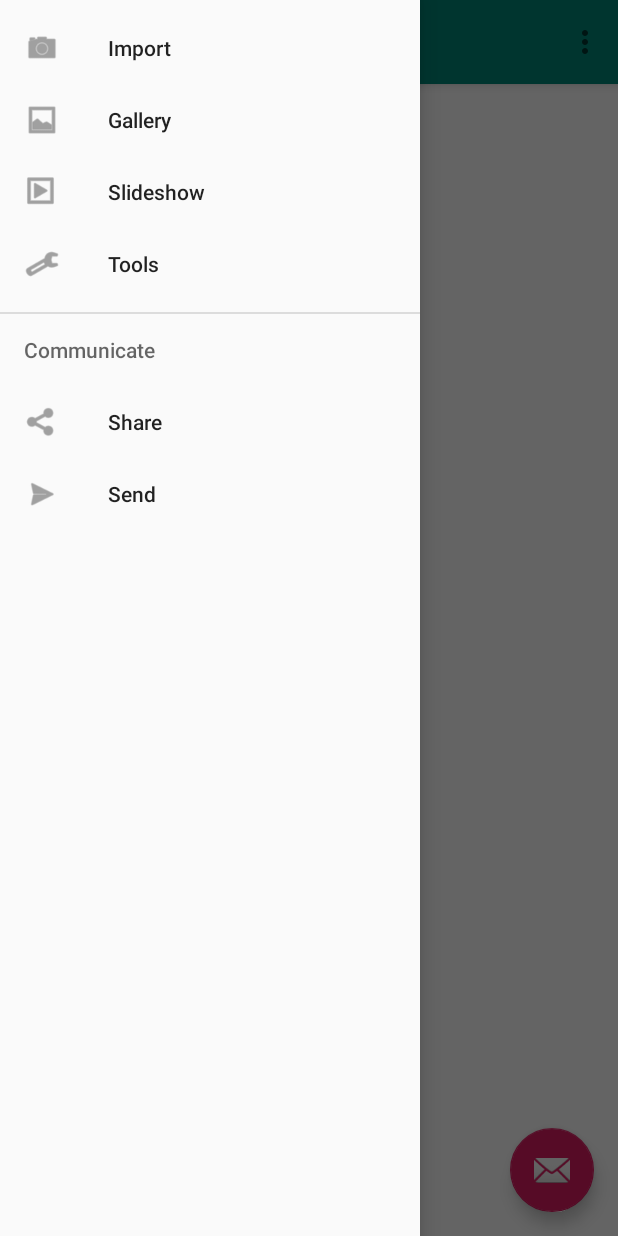
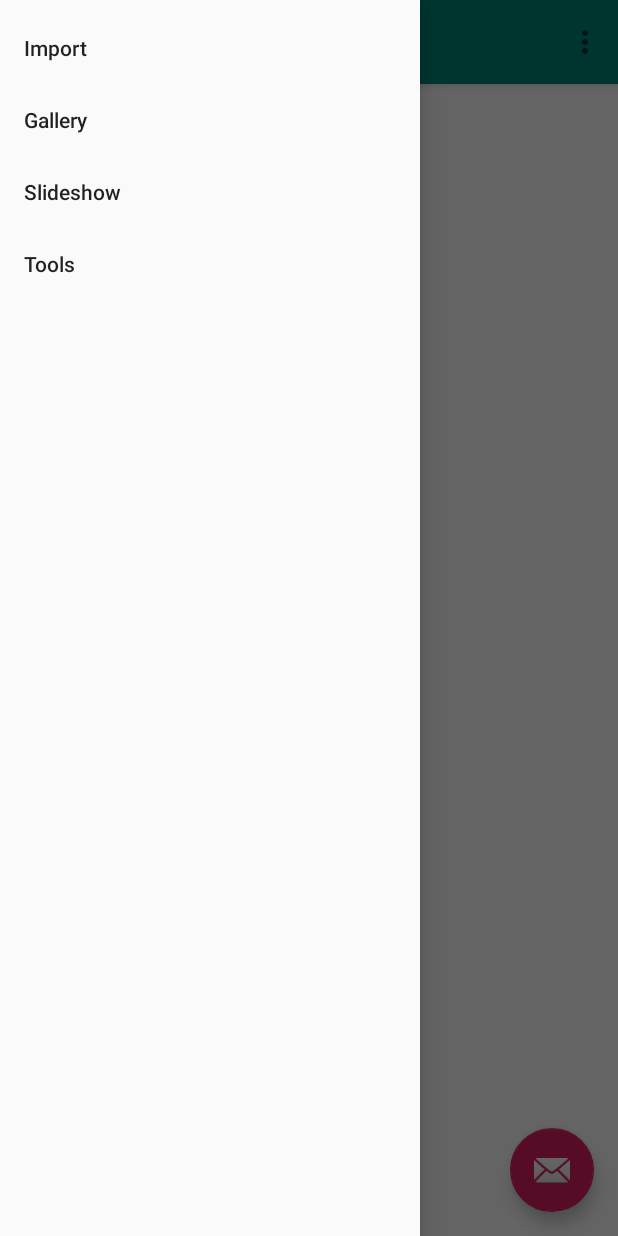
Before and after one commit to swj369451/new_android, an Android app: the MainActivity screen opened directly, with no data from a screen before it, with the side drawer open, on a phone screen of 412 x 824 dp. Run offline under Robolectric (Android 15) with nearby library versions, the phone set to English and light mode, and no system bars.

Commit message:
修改左边侧边栏

```diff
--- a/app/src/main/java/com/sm130/application130/MainActivity.java
+++ b/app/src/main/java/com/sm130/application130/MainActivity.java
@@ -87,11 +87,12 @@ public class MainActivity extends AppCompatActivity implements NavigationView.On
 
         } else if (id == R.id.nav_manage) {
 
-        } else if (id == R.id.nav_share) {
-
-        } else if (id == R.id.nav_send) {
-
         }
+//        else if (id == R.id.nav_share) {
+//
+//        } else if (id == R.id.nav_send) {
+//
+//        }
 
         DrawerLayout drawer = (DrawerLayout) findViewById(R.id.drawer_layout);
         drawer.closeDrawer(GravityCompat.START);
--- a/app/src/main/res/menu/activity_main_drawer.xml
+++ b/app/src/main/res/menu/activity_main_drawer.xml
@@ -6,33 +6,29 @@
     <group android:checkableBehavior="single">
         <item
             android:id="@+id/nav_camera"
-            android:icon="@drawable/ic_menu_camera"
             android:title="Import" />
         <item
             android:id="@+id/nav_gallery"
-            android:icon="@drawable/ic_menu_gallery"
             android:title="Gallery" />
         <item
             android:id="@+id/nav_slideshow"
-            android:icon="@drawable/ic_menu_slideshow"
             android:title="Slideshow" />
         <item
             android:id="@+id/nav_manage"
-            android:icon="@drawable/ic_menu_manage"
             android:title="Tools" />
     </group>
 
-    <item android:title="Communicate">
-        <menu>
-            <item
-                android:id="@+id/nav_share"
-                android:icon="@drawable/ic_menu_share"
-                android:title="Share" />
-            <item
-                android:id="@+id/nav_send"
-                android:icon="@drawable/ic_menu_send"
-                android:title="Send" />
-        </menu>
-    </item>
+    <!--<item android:title="Communicate">-->
+        <!--<menu>-->
+            <!--<item-->
+                <!--android:id="@+id/nav_share"-->
+                <!--android:icon="@drawable/ic_menu_share"-->
+                <!--android:title="Share" />-->
+            <!--<item-->
+                <!--android:id="@+id/nav_send"-->
+                <!--android:icon="@drawable/ic_menu_send"-->
+                <!--android:title="Send" />-->
+        <!--</menu>-->
+    <!--</item>-->
 
 </menu>
--- a/app/src/main/res/values/drawables.xml
+++ b/app/src/main/res/values/drawables.xml
@@ -1,8 +1,8 @@
 <resources xmlns:android="http://schemas.android.com/apk/res/android">
-    <item name="ic_menu_camera" type="drawable">@android:drawable/ic_menu_camera</item>
-    <item name="ic_menu_gallery" type="drawable">@android:drawable/ic_menu_gallery</item>
-    <item name="ic_menu_slideshow" type="drawable">@android:drawable/ic_menu_slideshow</item>
-    <item name="ic_menu_manage" type="drawable">@android:drawable/ic_menu_manage</item>
-    <item name="ic_menu_share" type="drawable">@android:drawable/ic_menu_share</item>
-    <item name="ic_menu_send" type="drawable">@android:drawable/ic_menu_send</item>
+    <!--<item name="ic_menu_camera" type="drawable">@android:drawable/ic_menu_camera</item>-->
+    <!--<item name="ic_menu_gallery" type="drawable">@android:drawable/ic_menu_gallery</item>-->
+    <!--<item name="ic_menu_slideshow" type="drawable">@android:drawable/ic_menu_slideshow</item>-->
+    <!--<item name="ic_menu_manage" type="drawable">@android:drawable/ic_menu_manage</item>-->
+    <!--<item name="ic_menu_share" type="drawable">@android:drawable/ic_menu_share</item>-->
+    <!--<item name="ic_menu_send" type="drawable">@android:drawable/ic_menu_send</item>-->
 </resources>
```
